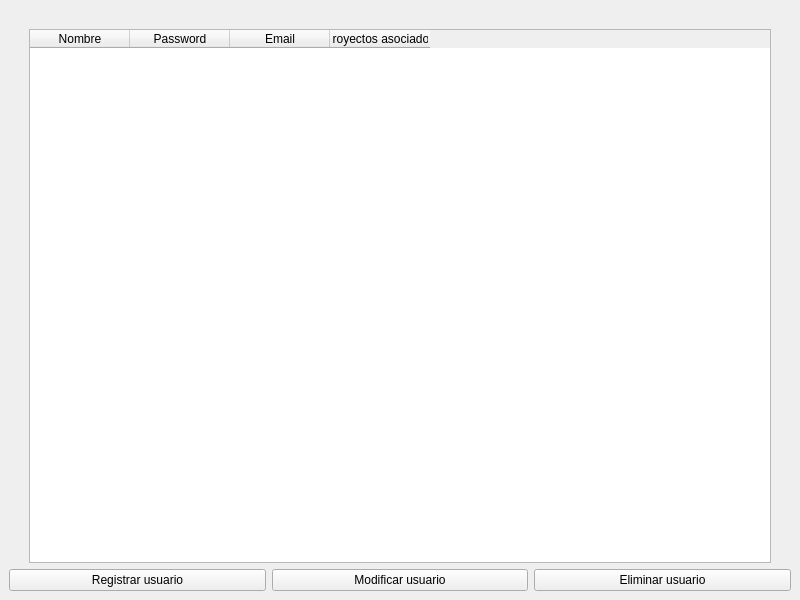
This is Interfaces/view_ventana_superusuario.ui in adrianvillanueva997/computation_lab_2 as Qt 5 draws it before an edit. The edited form follows.
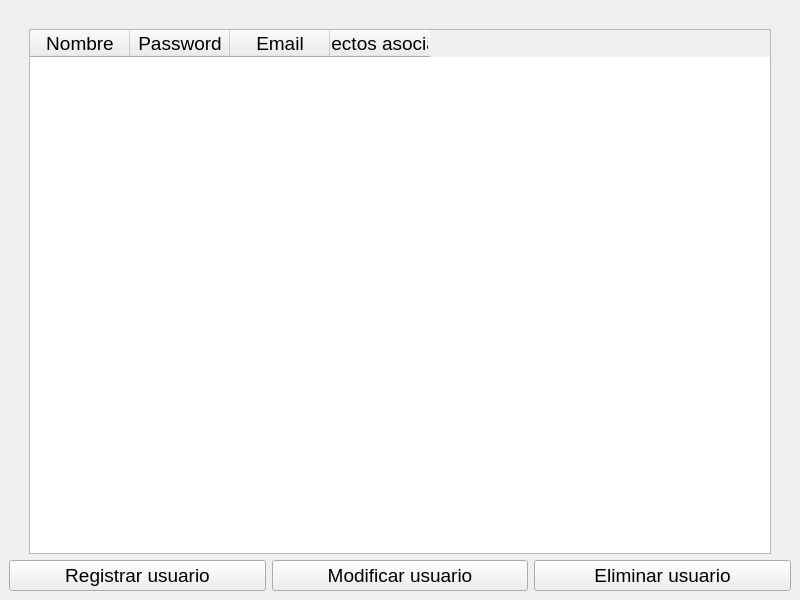
This is the edited form.

The edit to the form file:
```diff
--- a/Interfaces/view_ventana_superusuario.ui
+++ b/Interfaces/view_ventana_superusuario.ui
@@ -19,6 +19,11 @@
                     <layout class="QGridLayout" name="gridLayout_2">
                         <item row="0" column="2">
                             <widget class="QPushButton" name="pushButton_Eliminar_usuario">
+        <property name="font">
+         <font>
+          <pointsize>14</pointsize>
+         </font>
+        </property>
                                 <property name="text">
                                     <string>Eliminar usuario</string>
                                 </property>
@@ -26,6 +31,11 @@
                         </item>
                         <item row="0" column="1">
                             <widget class="QPushButton" name="pushButton_Modificar_usuario">
+        <property name="font">
+         <font>
+          <pointsize>14</pointsize>
+         </font>
+        </property>
                                 <property name="text">
                                     <string>Modificar usuario</string>
                                 </property>
@@ -33,6 +43,11 @@
                         </item>
                         <item row="0" column="0">
                             <widget class="QPushButton" name="pushButton_Registrar_usuario">
+        <property name="font">
+         <font>
+          <pointsize>14</pointsize>
+         </font>
+        </property>
                                 <property name="text">
                                     <string>Registrar usuario</string>
                                 </property>
@@ -57,6 +72,11 @@
                         </item>
                         <item row="2" column="1">
                             <widget class="QTableWidget" name="tableWidget">
+        <property name="font">
+         <font>
+          <pointsize>14</pointsize>
+         </font>
+        </property>
                                 <column>
                                     <property name="text">
                                         <string>Nombre</string>
```
Lines whose indentation alone changed are shown as unchanged.
